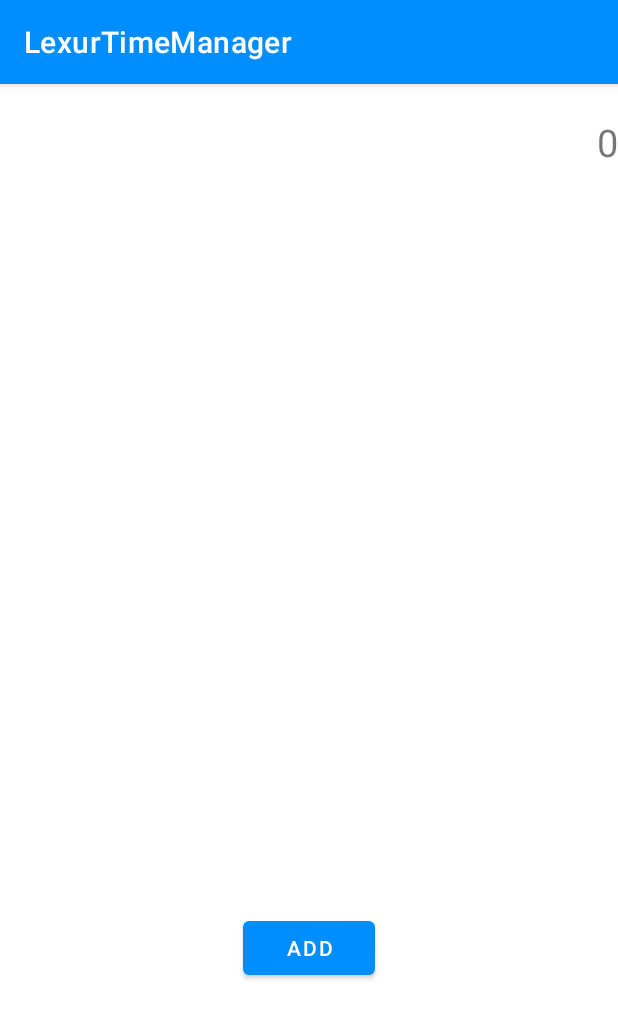
After one commit to sunset69/LexurTimeManager, an Android app: the LabelManagerActivity screen opened directly, with no data from a screen before it, on a phone screen of 412 x 824 dp. The commit adds this screen. Shown: the top 1019 px of the screen. Run offline under Robolectric (Android 15) with nearby library versions, the phone set to English and light mode, and no system bars; our stand-ins replace Room's generated code, data binding.

Commit message:
改添加页面为activity

```diff
--- a/app/src/main/AndroidManifest.xml
+++ b/app/src/main/AndroidManifest.xml
@@ -9,6 +9,9 @@
         android:roundIcon="@mipmap/ic_launcher_round"
         android:supportsRtl="true"
         android:theme="@style/Theme.LexurTimeManager">
+        <activity
+            android:name=".view.LabelManagerActivity"
+            android:exported="true" />
         <activity
             android:name=".view.AddTaskActivity"
             android:exported="true" />
--- /dev/null
+++ b/app/src/main/java/cc/lexur/lexurtimemanager/view/LabelManagerActivity.java
@@ -0,0 +1,56 @@
+package cc.lexur.lexurtimemanager.view;
+
+import androidx.annotation.RequiresApi;
+import androidx.appcompat.app.AlertDialog;
+import androidx.appcompat.app.AppCompatActivity;
+import androidx.databinding.DataBindingUtil;
+import androidx.lifecycle.LiveData;
+import androidx.lifecycle.SavedStateViewModelFactory;
+import androidx.lifecycle.ViewModelProvider;
+
+import android.os.Build;
+import android.os.Bundle;
+
+import com.google.android.material.chip.Chip;
+
+import java.util.List;
+
+import cc.lexur.lexurtimemanager.R;
+import cc.lexur.lexurtimemanager.TaskViewModel;
+import cc.lexur.lexurtimemanager.databinding.ActivityLabelManagerBinding;
+import cc.lexur.lexurtimemanager.room.Label;
+
+public class LabelManagerActivity extends AppCompatActivity {
+
+    ActivityLabelManagerBinding binding;
+    TaskViewModel taskViewModel;
+
+    @RequiresApi(api = Build.VERSION_CODES.O)
+    @Override
+    protected void onCreate(Bundle savedInstanceState) {
+        super.onCreate(savedInstanceState);
+        binding = DataBindingUtil.setContentView(this, R.layout.activity_label_manager);
+        taskViewModel = new ViewModelProvider(this,new SavedStateViewModelFactory(getApplication(),this)).get(TaskViewModel.class);
+        binding.setLifecycleOwner(this);
+        init();
+
+    }
+
+    @RequiresApi(api = Build.VERSION_CODES.O)
+    private void init(){
+        LiveData<List<Label>> allLabelsLive = taskViewModel.getAllLabelsLive();
+        allLabelsLive.observe(this, labels -> {
+            binding.tvNumber.setText(String.valueOf(labels.size()));
+            for (int i = 0; i < labels.size(); i++) {
+                Label label = labels.get(i);
+                Chip chip = new Chip(this);
+                chip.setText(label.getName());
+                chip.setBackgroundColor(label.getColor().toArgb());
+                binding.cgLabelManager.addView(chip);
+            }
+        });
+
+        binding.btnAdd.setOnClickListener(view -> {
+        });
+    }
+}
--- /dev/null
+++ b/app/src/main/res/drawable/add_white.xml
@@ -0,0 +1,5 @@
+<vector android:height="24dp" android:tint="#FFFFFF"
+    android:viewportHeight="24" android:viewportWidth="24"
+    android:width="24dp" xmlns:android="http://schemas.android.com/apk/res/android">
+    <path android:fillColor="@android:color/white" android:pathData="M19,13h-6v6h-2v-6H5v-2h6V5h2v6h6v2z"/>
+</vector>
--- /dev/null
+++ b/app/src/main/res/layout/activity_label_manager.xml
@@ -0,0 +1,64 @@
+<?xml version="1.0" encoding="utf-8"?>
+<layout xmlns:android="http://schemas.android.com/apk/res/android"
+    xmlns:app="http://schemas.android.com/apk/res-auto"
+    xmlns:tools="http://schemas.android.com/tools">
+
+    <data>
+
+<!--        <variable-->
+<!--            name="data"-->
+<!--            type="cc.lexur.lexurtimemanager.TaskViewModel" />-->
+
+    </data>
+
+    <androidx.constraintlayout.widget.ConstraintLayout
+        android:layout_width="match_parent"
+        android:layout_height="match_parent"
+        tools:context=".view.LabelManagerActivity">
+
+        <androidx.constraintlayout.widget.Guideline
+            android:id="@+id/guideline7"
+            android:layout_width="wrap_content"
+            android:layout_height="wrap_content"
+            android:orientation="horizontal"
+            app:layout_constraintGuide_percent="0.1" />
+
+        <androidx.constraintlayout.widget.Guideline
+            android:id="@+id/guideline8"
+            android:layout_width="wrap_content"
+            android:layout_height="wrap_content"
+            android:orientation="horizontal"
+            app:layout_constraintGuide_percent="0.5" />
+
+        <Button
+            android:id="@+id/btnAdd"
+            android:layout_width="wrap_content"
+            android:layout_height="wrap_content"
+            android:text="@string/add"
+            app:layout_constraintBottom_toBottomOf="parent"
+            app:layout_constraintEnd_toEndOf="parent"
+            app:layout_constraintStart_toStartOf="parent"
+            app:layout_constraintTop_toTopOf="@+id/guideline8" />
+
+        <com.google.android.material.chip.ChipGroup
+            android:id="@+id/cgLabelManager"
+            android:layout_width="0dp"
+            android:layout_height="0dp"
+            app:layout_constraintBottom_toTopOf="@+id/guideline8"
+            app:layout_constraintEnd_toEndOf="parent"
+            app:layout_constraintStart_toStartOf="parent"
+            app:layout_constraintTop_toTopOf="@+id/guideline7">
+
+        </com.google.android.material.chip.ChipGroup>
+
+        <TextView
+            android:id="@+id/tvNumber"
+            android:layout_width="wrap_content"
+            android:layout_height="wrap_content"
+            android:text=""
+            android:textSize="@dimen/middle_text"
+            app:layout_constraintBottom_toTopOf="@+id/guideline7"
+            app:layout_constraintEnd_toEndOf="parent"
+            app:layout_constraintTop_toTopOf="parent" />
+    </androidx.constraintlayout.widget.ConstraintLayout>
+</layout>
--- a/app/src/main/res/layout/fragment_profile.xml
+++ b/app/src/main/res/layout/fragment_profile.xml
@@ -104,6 +104,7 @@
         </androidx.cardview.widget.CardView>
 
         <androidx.cardview.widget.CardView
+            android:id="@+id/cvLabelManager"
             android:layout_width="0dp"
             android:layout_height="@dimen/setting_height"
             android:layout_margin="10dp"
@@ -131,6 +132,7 @@
                     app:layout_constraintTop_toTopOf="parent" />
 
                 <ImageButton
+                    android:id="@+id/toLabelManager"
                     android:layout_width="wrap_content"
                     android:layout_height="0dp"
                     android:background="@drawable/arrow_right"
--- a/app/src/main/res/values/strings.xml
+++ b/app/src/main/res/values/strings.xml
@@ -32,5 +32,7 @@
     <string name="label_input_hint">请输入标签并使用逗号隔开</string>
     <!-- TODO: Remove or change this placeholder text -->
     <string name="hello_blank_fragment">Hello blank fragment</string>
+    <string name="number">number:</string>
+    <string name="delete">Delete</string>
 
 </resources>
```
Also changed, not shown: app/src/main/java/cc/lexur/lexurtimemanager/view/LabelManagerFragment.java (deleted, +0 -36 lines), app/src/main/java/cc/lexur/lexurtimemanager/view/ProfileFragment.java (+16 -0 lines), app/src/main/res/layout/fragment_label_manager.xml (deleted, +0 -28 lines).
